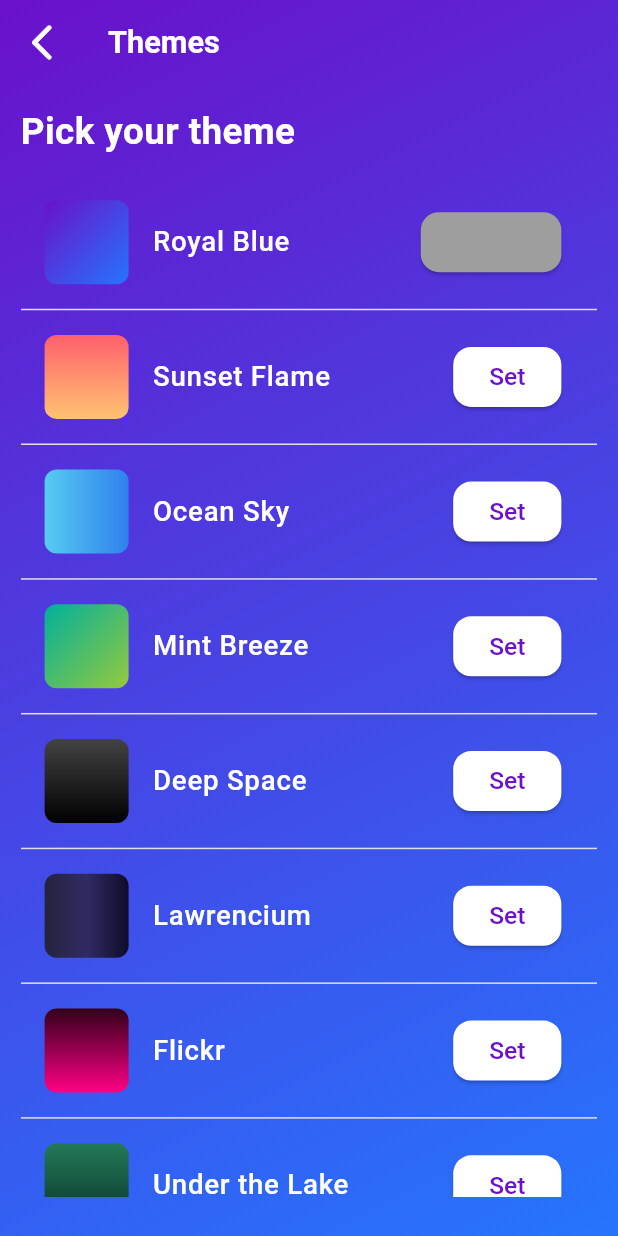
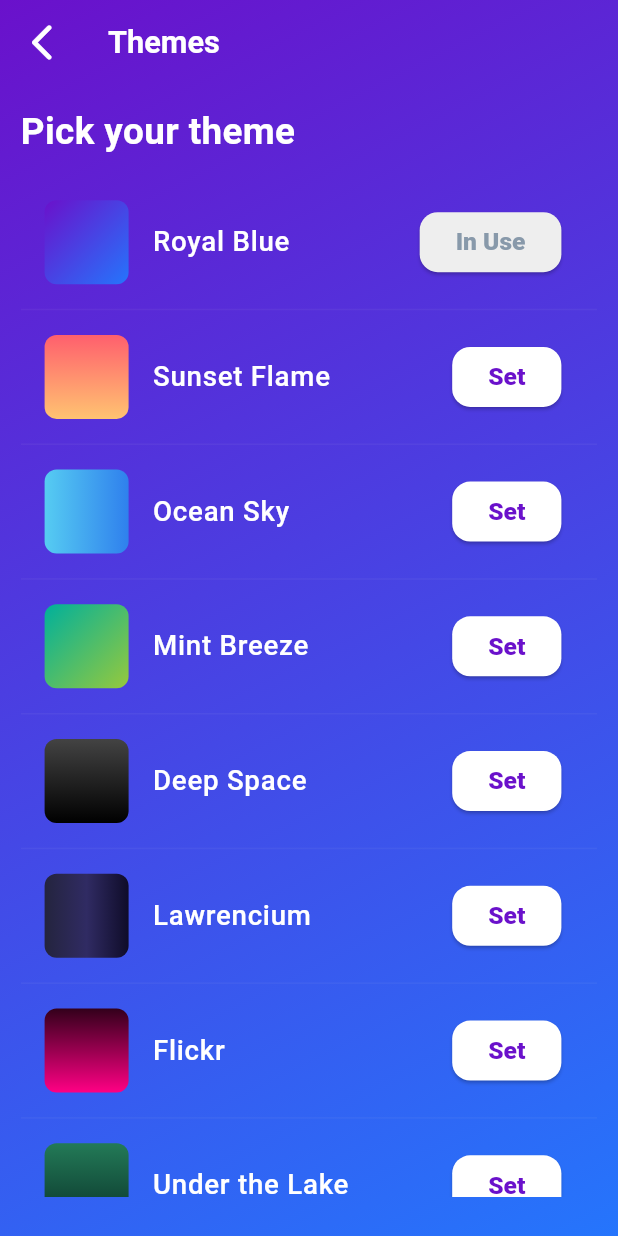
Before and after one commit to ranjithRW/vision-ai-flutter_live, a Flutter app: the screen it shows after launch, after a tap on the "settings" icon, on a phone screen of 412 x 824 dp. Run offline on Flutter 3.47's test engine with Material 3 defaults, Android fonts, the phone set to English and light mode, and no system bars; our stand-ins replace camera, flutter_screenutil, gap, get, image_picker, logger and 2 more; missing offline and left inert: tflite_flutter, tflite_v2; Roboto replaces fonts that are missing (SF-Pro).

Commit message:
feat: SnackBars and Navigations

```diff
--- a/lib/screens/theme_list_screen.dart
+++ b/lib/screens/theme_list_screen.dart
@@ -103,15 +103,18 @@ class ThemeListScreen extends StatelessWidget {
                                                     themeController
                                                         .currentTheme,
                                                     theme),
-                                            child: Text(themeController.currentTheme==theme?'In Use':'Set',
-                                                style: AppTextStyles
-                                                    .primaryTextStyle50016()),
+                                            child: Text(
+                                              themeController.currentTheme ==
+                                                      theme
+                                                  ? 'In Use'
+                                                  : 'Set',
+                                            ),
                                           ),
                                         ),
                                       ),
                                       Divider(
                                           height: 1.h,
-                                          color: Colors.grey.shade300),
+                                          color: Colors.grey.shade300.withOpacity(0.05)),
                                     ],
                                   );
                                 },
--- /dev/null
+++ b/lib/styles/app_colors.dart
@@ -0,0 +1,36 @@
+import 'dart:ui';
+
+class AppColors {
+  static const primaryColor = Color(0xFF6200EE);
+  static const secondaryColor = Color(0xFF03DAC6);
+  static const backgroundColor = Color(0xFFF5F5F5);
+  static const textColor = Color(0xFF000000);
+  static const errorColor = Color(0xFFB00020);
+  static const successColor = Color(0xFF00C853);
+  static const warningColor = Color(0xFFFFA000);
+  static const infoColor = Color(0xFF2196F3);
+  static const cardColor = Color(0xFFFFFFFF);
+  static const borderColor = Color(0xFFBDBDBD);
+  static const shadowColor = Color(0xFF000000);
+  static const disabledColor = Color(0xFF9E9E9E);
+  static const highlightColor = Color(0xFFBB86FC);
+  static const dividerColor = Color(0xFFBDBDBD);
+  static const appBarColor = Color(0xFF6200EE);
+  static const buttonColor = Color(0xFF6200EE);
+  static const buttonTextColor = Color(0xFFFFFFFF);
+  static const inputFieldColor = Color(0xFFFFFFFF);
+  static const inputFieldBorderColor = Color(0xFFBDBDBD);
+  static const inputFieldTextColor = Color(0xFF000000);
+  static const linkColor = Color(0xFF1E88E5);
+  static const overlayColor = Color(0x80000000); // Semi-transparent black
+  static const gradientStartColor = Color(0xFF6200EE);
+  static const gradientEndColor = Color(0xFF03DAC6);
+  static const successBackgroundColor = Color(0xFFE8F5E9);
+  static const errorBackgroundColor = Color(0xFFFFEBEE);
+  static const warningBackgroundColor = Color(0xFFFFF3E0);
+  static const infoBackgroundColor = Color(0xFFE3F2FD);
+
+  //Defined for disabled states
+  static const disabledBackgroundColor = Color(0xFFeeeeee);
+  static const disabledTextColor = Color(0xFF8899aa);
+}
--- a/lib/styles/button_styles.dart
+++ b/lib/styles/button_styles.dart
@@ -1,12 +1,16 @@
 import 'package:flutter/material.dart';
+import 'package:vision_ai_app/styles/app_colors.dart';
 import 'package:vision_ai_app/styles/app_gradients.dart';
 import 'package:vision_ai_app/styles/app_text_styles.dart';
 
 class AppButtonStyles {
-  static ButtonStyle? mainMenuButtonStyle(GradientTheme theme) {
+  static ButtonStyle? mainMenuButtonStyle(GradientTheme theme,
+      {bool isEnabled = true}) {
     return ElevatedButton.styleFrom(
-      backgroundColor: theme.primaryColor,
-      foregroundColor: theme.tertiaryColor,
+      backgroundColor:
+          isEnabled ? theme.primaryColor : AppColors.disabledBackgroundColor,
+      foregroundColor:
+          isEnabled ? theme.tertiaryColor : AppColors.disabledTextColor,
       textStyle: AppTextStyles.primaryTextStyle60016()
           .copyWith(color: theme.tertiaryColor, inherit: true),
       shape: RoundedRectangleBorder(
@@ -18,11 +22,13 @@ class AppButtonStyles {
   static ButtonStyle? themeSetButtonStyle(
       GradientTheme currentTheme, GradientTheme itemTheme) {
     return ElevatedButton.styleFrom(
-      backgroundColor:
-          currentTheme == itemTheme ? Colors.grey : currentTheme.primaryColor,
-      foregroundColor:
-          currentTheme == itemTheme ? Colors.grey : currentTheme.tertiaryColor,
-      textStyle: AppTextStyles.primaryTextStyle60016()
+      backgroundColor: currentTheme == itemTheme
+          ? AppColors.disabledBackgroundColor
+          : currentTheme.primaryColor,
+      foregroundColor: currentTheme == itemTheme
+          ? AppColors.disabledTextColor
+          : currentTheme.tertiaryColor,
+      textStyle: AppTextStyles.primaryTextStyle80016()
           .copyWith(color: currentTheme.tertiaryColor, inherit: true),
       shape: RoundedRectangleBorder(
         borderRadius: BorderRadius.circular(12),
--- a/lib/widgets/app_icons.dart
+++ b/lib/widgets/app_icons.dart
@@ -60,8 +60,7 @@ class AppIcons {
     );
   }
 
-  static Widget snackBarIcon(
-      BuildContext context, IconData icon, Color iconColor) {
+  static Widget snackBarIcon(IconData icon, Color iconColor) {
     return Icon(
       icon,
       color: iconColor,
--- a/lib/widgets/custom_widgets.dart
+++ b/lib/widgets/custom_widgets.dart
@@ -15,7 +15,7 @@ class CustomWidgets {
     );
   }
 
-  static Widget buildMessageRichText(BuildContext context, String info) {
+  static Widget buildMessageRichText(String info) {
     const rupeeSymbol = '₹';
 
     if (!info.contains(rupeeSymbol)) {
```
Also changed, not shown: lib/controllers/object_detection_controller_tflite_v2.dart (+36 -4 lines), lib/screens/choose_image_screen.dart (+17 -7 lines), lib/screens/result_image_screen.dart (+36 -13 lines), lib/widgets/bounding_box_painter.dart (+9 -6 lines), lib/widgets/general_snackbars.dart (+6 -8 lines).
